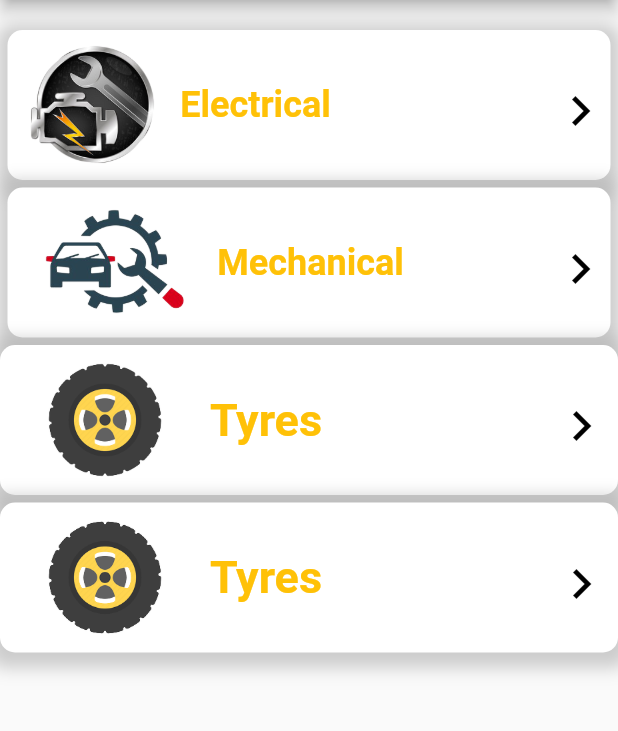
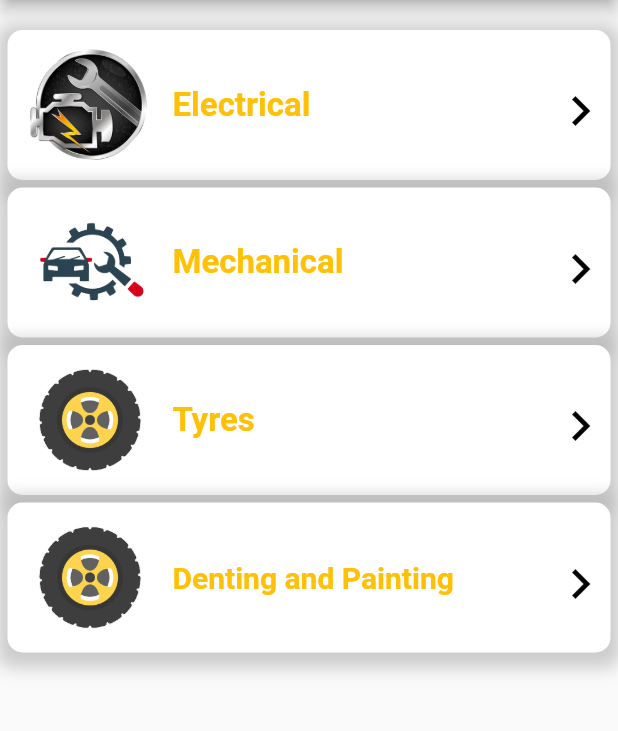
Before and after one commit to javedmughal-058/vehicle_management_app_in_flutter, a Flutter app: the bike_category screen opened directly, on a phone screen of 412 x 824 dp, the part 84-815 px from its top. Run offline on Flutter 3.47's test engine with Material 2 defaults, Android fonts, the phone set to English and light mode, and no system bars; our stand-ins replace animated_text_kit, carousel_slider.

Commit message:
Update bike_category.dart

```diff
--- a/lib/Screens/bike_category.dart
+++ b/lib/Screens/bike_category.dart
@@ -34,9 +34,9 @@ class bike_category extends StatelessWidget {
               child: Row(
                 children: [
                   SizedBox(width: 10,),
-                  Image.asset("images/electric.png"),
+                  Image.asset("images/electric.png",width: 90,),
                   SizedBox(width: 10,),
-                  Text("Electrical",style: TextStyle(fontSize: 24,fontWeight: FontWeight.bold,color: Colors.amber),),
+                  Text("Electrical",style: TextStyle(fontSize: 22,fontWeight: FontWeight.bold,color: Colors.amber),),
                   Spacer(),
                   IconButton(
                     icon: const Icon(Icons.navigate_next,size: 40,),
@@ -69,9 +69,9 @@ class bike_category extends StatelessWidget {
             child: Row(
               children: [
                 SizedBox(width: 10,),
-                Image.asset("images/mechanical.png"),
+                Image.asset("images/mechanical.png",height: 90,width: 90,),
                 SizedBox(width: 10,),
-                Text("Mechanical",style: TextStyle(fontSize: 24,fontWeight: FontWeight.bold,color: Colors.amber),),
+                Text("Mechanical",style: TextStyle(fontSize: 22,fontWeight: FontWeight.bold,color: Colors.amber),),
                 Spacer(),
                 IconButton(
                   icon: const Icon(Icons.navigate_next,size: 40,),
@@ -85,7 +85,7 @@ class bike_category extends StatelessWidget {
           ),
           SizedBox(height: 5,),
           Container(
-            // margin: EdgeInsets.only(left: 5,right: 5),
+             margin: EdgeInsets.only(left: 5,right: 5),
             height: 100,
             width: 100,
             decoration: BoxDecoration(
@@ -102,11 +102,11 @@ class bike_category extends StatelessWidget {
             ),
             child: Row(
               children: [
-                SizedBox(width: 20,),
-                Image.asset("images/tyres.png"),
-                SizedBox(width: 20,),
-                Text("Tyres",style: TextStyle(fontSize: 30,fontWeight: FontWeight.bold,color: Colors.amber),),
-                SizedBox(width: 145,),
+                SizedBox(width: 10,),
+                Image.asset("images/tyres.png",width: 90,),
+                SizedBox(width: 10,),
+                Text("Tyres",style: TextStyle(fontSize: 22,fontWeight: FontWeight.bold,color: Colors.amber),),
+                Spacer(),
                 IconButton(
                   icon: const Icon(Icons.navigate_next,size: 40,),
                   color: Colors.black,
@@ -119,7 +119,7 @@ class bike_category extends StatelessWidget {
           ),
           SizedBox(height: 5,),
           Container(
-            // margin: EdgeInsets.only(left: 5,right: 5),
+            margin: EdgeInsets.only(left: 5,right: 5),
             height: 100,
             width: 100,
             decoration: BoxDecoration(
@@ -136,11 +136,11 @@ class bike_category extends StatelessWidget {
             ),
             child: Row(
               children: [
-                SizedBox(width: 20,),
-                Image.asset("images/tyres.png"),
-                SizedBox(width: 20,),
-                Text("Tyres",style: TextStyle(fontSize: 30,fontWeight: FontWeight.bold,color: Colors.amber),),
-                SizedBox(width: 145,),
+                SizedBox(width: 10,),
+                Image.asset("images/tyres.png",width: 90,),
+                SizedBox(width: 10,),
+                Text("Denting and Painting",style: TextStyle(fontSize: 20,fontWeight: FontWeight.bold,color: Colors.amber),),
+                Spacer(),
                 IconButton(
                   icon: const Icon(Icons.navigate_next,size: 40,),
                   color: Colors.black,
```
